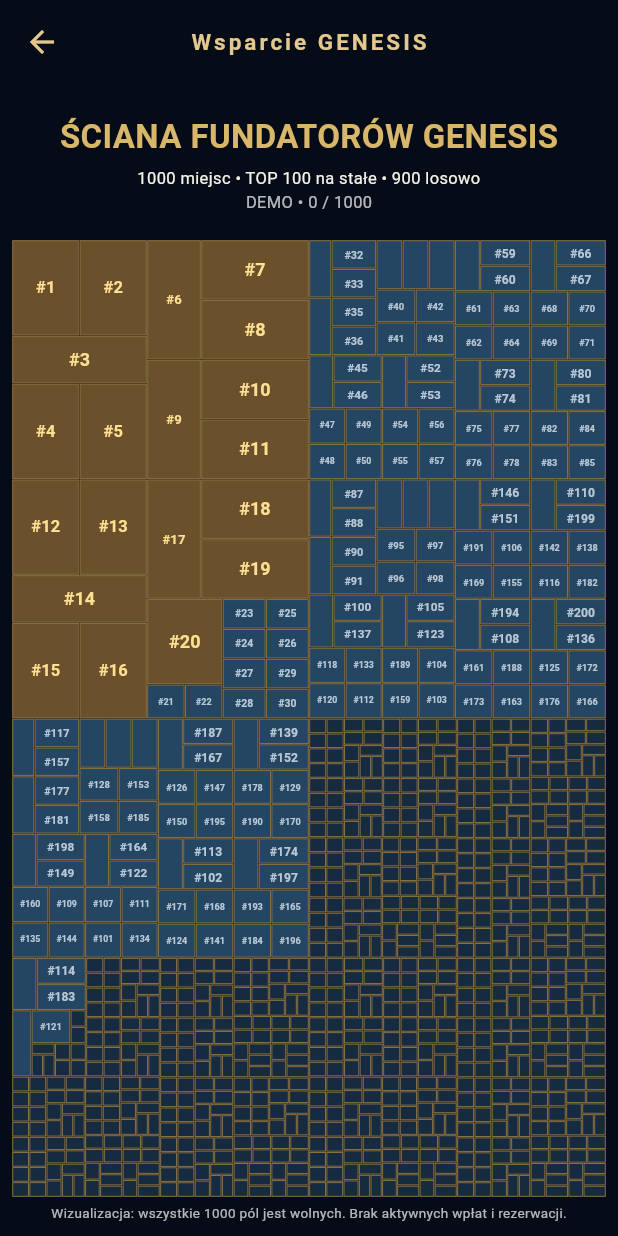
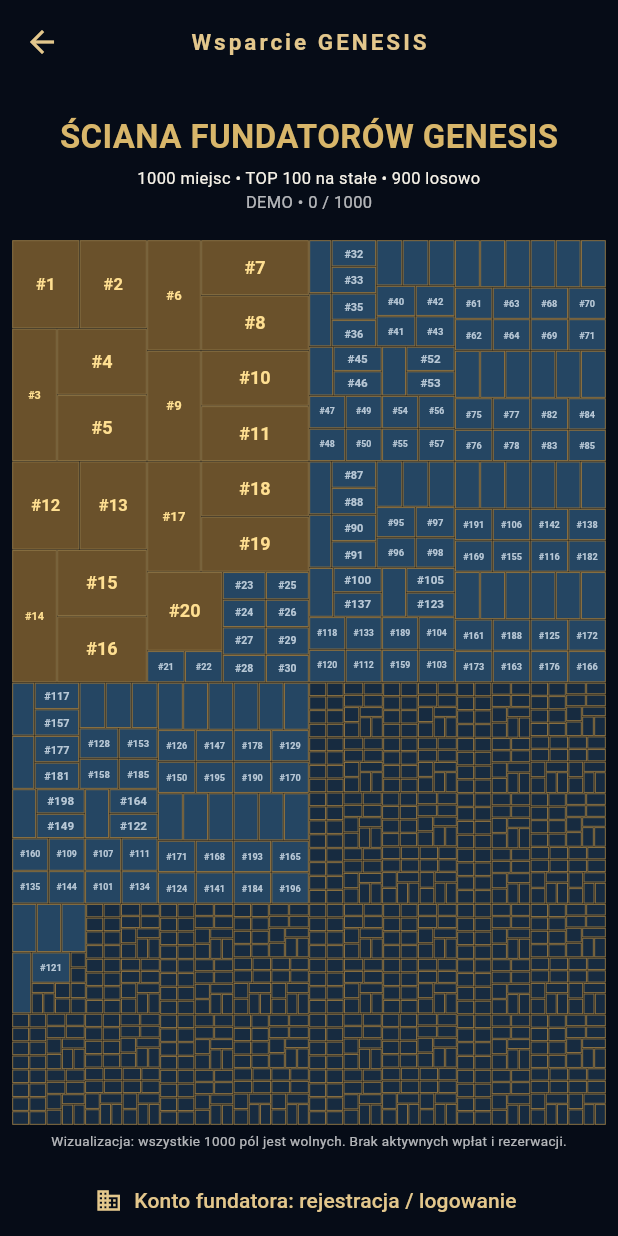
Before and after one commit to AIGlobalCommunity/ai-global-app, a Flutter app: the screen it shows after launch, after a tap on "Ściana fundatorów", on a phone screen of 412 x 824 dp. Run offline on Flutter 3.47's test engine with Material 3 defaults, Android fonts, the phone set to English and light mode, and no system bars; our stand-ins replace flutter_svg, image_picker, share_plus, shared_preferences, supabase_flutter; missing offline and left inert: dart:html, dart:ui_web; accounts and stored records are empty; Roboto replaces fonts that are missing (Georgia).

Commit message:
Route company founders to separate account and add pre-login founder registration

```diff
--- a/lib/main.dart
+++ b/lib/main.dart
@@ -4,6 +4,7 @@
 import 'genesis_feed.dart';
 import 'genesis_community_statistics.dart';
 import 'genesis_financial_support.dart';
+import 'genesis_founder_account.dart';
 import 'genesis_chat.dart';
 import 'genesis_game_embed_stub.dart'
     if (dart.library.html) 'genesis_game_embed_web.dart';
@@ -93,12 +94,35 @@
             builder: (_) => Scaffold(
               appBar: AppBar(title: Text(GenesisLanguage.copy(
                 'Wsparcie GENESIS', 'Support GENESIS'))),
-              body: const GenesisFinancialSupport(preview: true),
+              body: Column(children: [
+                Expanded(child: const GenesisFinancialSupport(preview: true)),
+                TextButton.icon(
+                  icon: const Icon(Icons.business),
+                  label: Text(GenesisLanguage.copy('Konto fundatora: rejestracja / logowanie', 'Founder account: register / sign in')),
+                  onPressed: () => Navigator.of(context).push(MaterialPageRoute(
+                    builder: (_) => Scaffold(
+                      appBar: AppBar(title: const Text('GENESIS • FUNDATOR')),
+                      body: const GenesisFounderAccount()))),
+                ),
+              ]),
             ))),
           icon: const Icon(Icons.volunteer_activism_outlined),
           label: Text(GenesisLanguage.copy('Ściana fundatorów',
             'Founders wall')),
         ),
+      );
+    }
+    if (AgcBackend.user!.userMetadata?['account_type'] == 'founder') {
+      return Scaffold(
+        appBar: AppBar(title: const Text('GENESIS • FUNDATOR'),
+          actions: [TextButton(
+            onPressed: () async => AgcBackend.signOut(),
+            child: Text(GenesisLanguage.copy('Wyloguj', 'Sign out')))]),
+        body: const Column(children: [
+          Expanded(child: GenesisFinancialSupport()),
+          Padding(padding: EdgeInsets.all(8),
+            child: Text('Konto fundatora • wpłaty nie są jeszcze aktywne')),
+        ]),
       );
     }
     return AgcHome();
```
